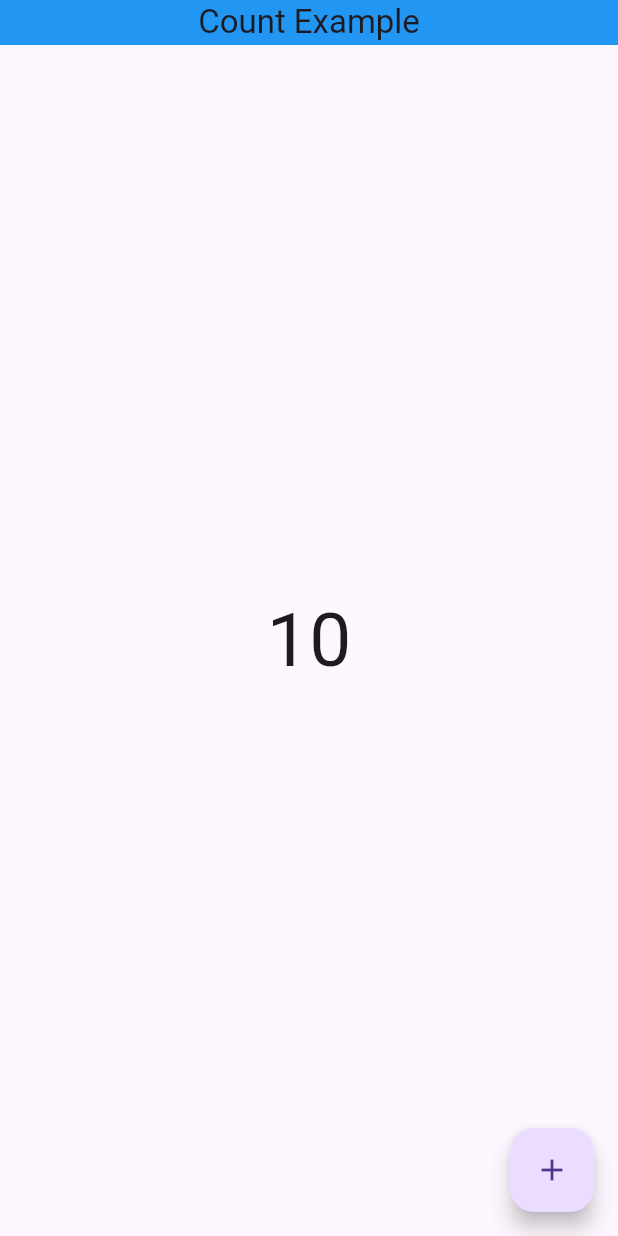
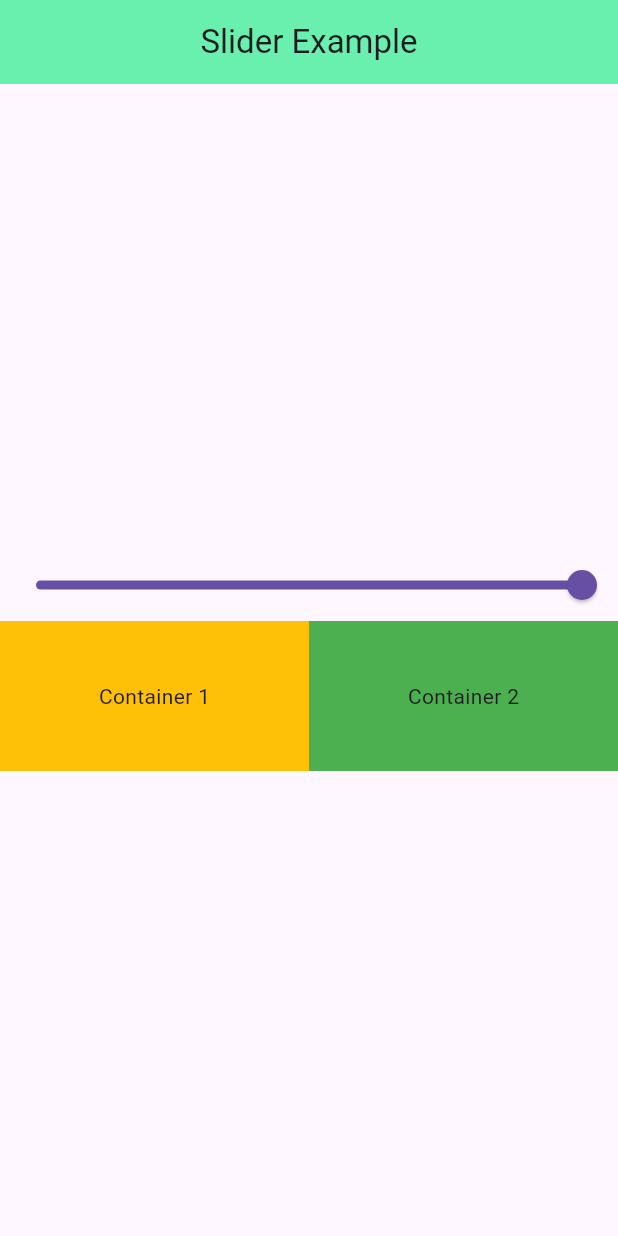
Before and after one commit to buildwithayush/provider_state_management, a Flutter app: the screen it shows after launch, on a phone screen of 412 x 824 dp. Run offline on Flutter 3.47's test engine with Material 3 defaults, Android fonts, the phone set to English and light mode, and no system bars.

Commit message:
feat(provider): implement slider example with selective widget rebuilds

```diff
--- a/lib/main.dart
+++ b/lib/main.dart
@@ -1,6 +1,7 @@
 import 'package:flutter/material.dart';
 import 'package:learn_provider/provider/count_provider.dart';
-import 'package:learn_provider/screens/count.dart';
+import 'package:learn_provider/provider/slider_example_provider.dart';
+import 'package:learn_provider/screens/slider_example.dart';
 import 'package:provider/provider.dart';
 
 void main() {
@@ -10,15 +11,19 @@ void main() {
 class MyApp extends StatelessWidget {
   const MyApp({super.key});
 
-  // This widget is the root of your application.
+
   @override
   Widget build(BuildContext context) {
-    return ChangeNotifierProvider(
-      create: (_) => CountProvider(),
+    return MultiProvider(
+      providers: [
+        ChangeNotifierProvider(create: (_) => CountProvider()),
+        ChangeNotifierProvider(create: (_) => SliderExampleProvider()),
+      ],
+
       child: MaterialApp(
         debugShowCheckedModeBanner: false,
         title: 'Learning Provider State Management',
-        home: CountExample(),
+        home: SliderExample(),
       ),
     );
   }
--- /dev/null
+++ b/lib/provider/slider_example_provider.dart
@@ -0,0 +1,12 @@
+import 'package:flutter/foundation.dart';
+
+class SliderExampleProvider with ChangeNotifier {
+  double _value = 1.0;
+
+  double get value => _value;
+
+  void setValue(double newValue){
+    _value = newValue;
+    notifyListeners();
+  }
+}
--- /dev/null
+++ b/lib/screens/slider_example.dart
@@ -0,0 +1,136 @@
+import 'package:flutter/material.dart';
+import 'package:learn_provider/provider/slider_example_provider.dart';
+import 'package:provider/provider.dart';
+
+class SliderExample extends StatefulWidget {
+  const SliderExample({super.key});
+
+  @override
+  State<SliderExample> createState() => _SliderExampleState();
+}
+
+class _SliderExampleState extends State<SliderExample> {
+  @override
+  Widget build(BuildContext context) {
+   // final provider = Provider.of<SliderExampleProvider>(context ,listen: false);
+    debugPrint('Build');
+
+    return Scaffold(
+      appBar: AppBar(
+        centerTitle: true,
+        backgroundColor: Colors.greenAccent,
+        title: Text('Slider Example')),
+      body: Center(
+        child: Column(
+          mainAxisAlignment: MainAxisAlignment.center,
+          children: [
+            Consumer<SliderExampleProvider>(
+              builder: (context, value, child) {
+                return Slider(
+                  min: 0,
+                  max: 1,
+                  value: value.value,
+                  onChanged: (newValue) {
+
+                    context.read<SliderExampleProvider>().setValue(newValue);
+                  },
+                );
+              },
+            ),
+            Consumer<SliderExampleProvider>(
+              builder: (context, value, child) {
+                return Row(
+                  children: [
+                    Expanded(
+                      child: Container(
+                        height: 100,
+                        decoration: BoxDecoration(
+                          color: Colors.amber.withValues(alpha: value.value),
+                        ),
+                        child: const Center(child: Text('Container 1')),
+                      ),
+                    ),
+                    Expanded(
+                      child: Container(
+                        height: 100,
+                        decoration: BoxDecoration(
+                          color: Colors.green.withValues(alpha: value.value),
+                        ),
+                        child: const Center(child: Text('Container 2')),
+                      ),
+                    ),
+                  ],
+                );
+              },
+            ),
+          ],
+        ),
+      ),
+    );
+  }
+}
+
+
+
+//  Example With SetState
+
+
+// import 'package:flutter/material.dart';
+
+// class SliderExample extends StatefulWidget {
+//   const SliderExample({super.key});
+
+//   @override
+//   State<SliderExample> createState() => _SliderExampleState();
+// }
+
+// class _SliderExampleState extends State<SliderExample> {
+//   double value = 1.0;
+//   @override
+//   Widget build(BuildContext context) {
+//     debugPrint('Build');
+//     return Scaffold(
+//       appBar: AppBar(title: Text('Slider Example')),
+//       body: Center(
+//         child: Column(
+//           mainAxisAlignment: MainAxisAlignment.center,
+//           children: [
+//             Slider(
+//               min: 0,
+//               max: 1,
+//               value: value,
+//               onChanged: (newValue) {
+//                 debugPrint(newValue.toString());
+//                 setState(() {
+//                   value = newValue;
+//                 });
+//               },
+//             ),
+//             Row(
+//               children: [
+//                 Expanded(
+//                   child: Container(
+//                     height: 100,
+//                     decoration: BoxDecoration(
+//                       color: Colors.amber.withValues(alpha: value),
+//                     ),
+//                     child: const Center(child: Text('Container 1')),
+//                   ),
+//                 ),
+//                 Expanded(
+//                   child: Container(
+//                     height: 100,
+//                     decoration: BoxDecoration(
+//                       color: Colors.green.withValues(alpha: value),
+//                     ),
+//                     child: const Center(child: Text('Container 2')),
+//                   ),
+//                 ),
+//               ],
+//             ),
+//           ],
+//         ),
+//       ),
+//     );
+//   }
+// }
```
